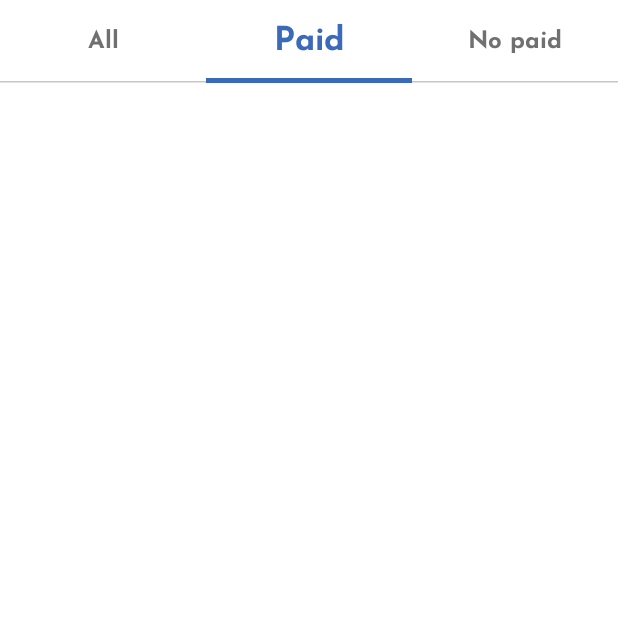
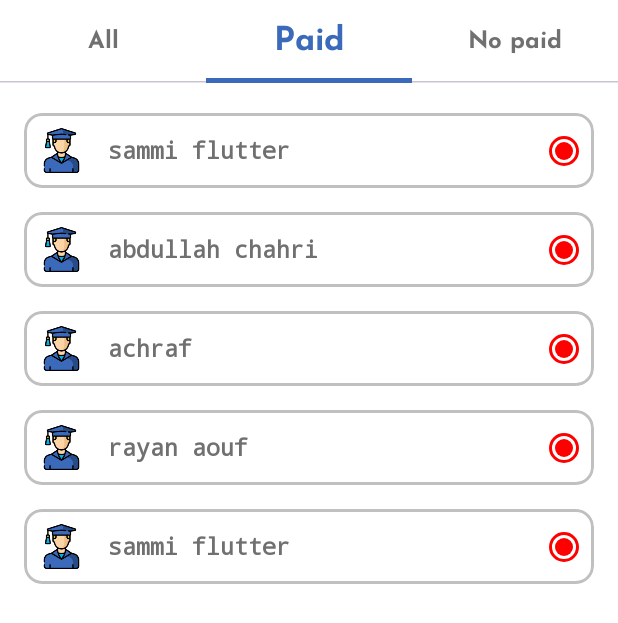
Before and after one commit to RAYANaouf/daracademyAdmin, an Android app built with Jetpack Compose: the @Preview function Students_preview, tab 2 chosen, on a phone screen of 412 x 824 dp. Shown: the top 623 px of the screen. Run offline under Robolectric (Android 15) with nearby library versions, the phone set to English and light mode, and no system bars; Roboto replaces fonts that are not available here.

Commit message:
daracedemyAdminV0.7

```diff
--- a/app/src/main/java/com/example/daracademyadmin/model/dataClasses/Student.kt
+++ b/app/src/main/java/com/example/daracademyadmin/model/dataClasses/Student.kt
@@ -4,5 +4,6 @@ data class Student(
     val name  : String = "",
     val email : String = "",
     val phone : Phone   = Phone(),
-    val photo : String = ""
+    val photo : String = "",
+    val paid  : Boolean = true
 )
--- a/app/src/main/java/com/example/daracademyadmin/view/screens/navigationScreens/students/Students.kt
+++ b/app/src/main/java/com/example/daracademyadmin/view/screens/navigationScreens/students/Students.kt
@@ -1,6 +1,7 @@
 package com.example.daracademyadmin.view.screens.navigationScreens.students
 
 import android.app.Activity
+import androidx.compose.foundation.ExperimentalFoundationApi
 import androidx.compose.foundation.background
 import androidx.compose.foundation.clickable
 import androidx.compose.foundation.layout.Box
@@ -9,7 +10,10 @@ import androidx.compose.foundation.layout.fillMaxHeight
 import androidx.compose.foundation.layout.fillMaxSize
 import androidx.compose.foundation.layout.fillMaxWidth
 import androidx.compose.foundation.layout.height
+import androidx.compose.foundation.lazy.LazyColumn
 import androidx.compose.foundation.lazy.LazyRow
+import androidx.compose.foundation.pager.HorizontalPager
+import androidx.compose.foundation.pager.rememberPagerState
 import androidx.compose.material3.Tab
 import androidx.compose.material3.TabRow
 import androidx.compose.material3.TabRowDefaults
@@ -19,6 +23,7 @@ import androidx.compose.runtime.Composable
 import androidx.compose.runtime.LaunchedEffect
 import androidx.compose.runtime.getValue
 import androidx.compose.runtime.mutableStateOf
+import androidx.compose.runtime.rememberCoroutineScope
 import androidx.compose.runtime.saveable.rememberSaveable
 import androidx.compose.runtime.setValue
 import androidx.compose.ui.Alignment
@@ -31,6 +36,7 @@ import androidx.compose.ui.tooling.preview.Preview
 import androidx.compose.ui.unit.dp
 import androidx.compose.ui.zIndex
 import com.example.bigsam.model.data.`object`.NormalTextStyles
+import com.example.daracademyadmin.model.dataClasses.Student
 import com.example.daracademyadmin.model.variables.firaSansFamily
 import com.example.daracademyadmin.model.variables.josefinSansFamily
 import com.example.daracademyadmin.ui.theme.backgroundLight
@@ -39,7 +45,11 @@ import com.example.daracademyadmin.ui.theme.color3
 import com.example.daracademyadmin.ui.theme.customBlack7
 import com.example.daracademyadmin.ui.theme.customWhite0
 import com.example.daracademyadmin.ui.theme.customWhite4
+import com.example.daracademyadmin.view.screens.navigationScreens.students.components.StudentList
+import com.example.daracademyadmin.view.screens.navigationScreens.students.components.Tabs
+import kotlinx.coroutines.launch
 
+@OptIn(ExperimentalFoundationApi::class)
 @Composable
 fun StudentsScreen(
     modifier: Modifier = Modifier
@@ -54,6 +64,10 @@ fun StudentsScreen(
         }
     }
 
+    val pagerState = rememberPagerState(
+        initialPage = 0
+    )
+    val coroutineScope = rememberCoroutineScope()
 
     var page by rememberSaveable {
         mutableStateOf(0)
@@ -64,79 +78,46 @@ fun StudentsScreen(
     ) {
 
         Tabs(
-            page       = page,
+            page       = pagerState.currentPage,
             onTabClick = {_page ->
-                page = _page
+                coroutineScope.launch {
+                    pagerState
+                        .animateScrollToPage(_page)
+                }
             },
             modifier = Modifier
                 .height(55.dp)
         )
+
+
+
+        HorizontalPager(
+            pageCount =  3,
+            state     = pagerState,
+            modifier = Modifier
+                .weight(1f)
+        ) {page->
+
+            val students = when(page){
+                0-> listOf<Student>(Student(name = "rayan aouf" , paid = true),Student(name = "faress aouf" , paid = true),Student(name = "sammi flutter" , paid = false),Student(name = "abdullah chahri" , paid = true),Student(name = "achraf" , paid = false),Student(name = "rayan aouf" , paid = true),Student(name = "faress aouf" , paid = true),Student(name = "sammi flutter" , paid = false),Student(name = "abdullah chahri" , paid = true),Student(name = "achraf" , paid = false),Student(name = "rayan aouf" , paid = true),Student(name = "faress aouf" , paid = true),Student(name = "sammi flutter" , paid = false),Student(name = "abdullah chahri" , paid = true),Student(name = "achraf" , paid = false))
+                1->listOf<Student>(Student(name = "sammi flutter" , paid = false),Student(name = "abdullah chahri" , paid = false),Student(name = "achraf" , paid = false),Student(name = "rayan aouf" , paid = false),Student(name = "sammi flutter" , paid = false))
+                2->listOf<Student>(Student(name = "sammi flutter" , paid = true),Student(name = "abdullah chahri" , paid = true),Student(name = "achraf" , paid = true),Student(name = "rayan aouf" , paid = true),Student(name = "sammi flutter" , paid = true))
+                else -> emptyList()
+            }
+
+            StudentList(
+                studentList = students,
+                modifier = Modifier
+                    .fillMaxSize()
+            )
+
+        }
 
     }
 
 }
 
 
-@Composable
-fun Tabs(
-    onTabClick : (Int)->Unit = {},
-    page       : Int         = 0,
-    modifier   : Modifier    = Modifier
-) {
-
-    TabRow(
-        selectedTabIndex = page,
-        containerColor   = customWhite0 ,
-        indicator        = {
-            TabRowDefaults.Indicator(
-                modifier = Modifier.tabIndicatorOffset(it[page]),
-                color = color1 ,
-                height = 3.dp
-            )
-        },
-        modifier         = modifier
-            .height(55.dp)
-    ) {
-
-        Tab(selected = page == 0, onClick = { onTabClick(0) } , modifier = Modifier.height(55.dp) ) {
-            Box(
-                contentAlignment = Alignment.Center,
-                modifier = Modifier.fillMaxSize()
-            ) {
-                Text(
-                    text = "All",
-                    style = if( page == 0 )  NormalTextStyles.TextStyleSZ5.copy(fontFamily = josefinSansFamily , color = color1 )  else NormalTextStyles.TextStyleSZ8.copy(fontFamily = josefinSansFamily )
-                )
-            }
-        }
-
-        Tab(selected = page == 1, onClick = { onTabClick(1) }  , modifier = Modifier.height(55.dp)) {
-            Box(
-                contentAlignment = Alignment.Center,
-                modifier = Modifier.fillMaxSize()
-            ) {
-                Text(
-                    text = "Paid",
-                    style = if( page == 1 )  NormalTextStyles.TextStyleSZ5.copy(fontFamily = josefinSansFamily , color = color1 )  else NormalTextStyles.TextStyleSZ8.copy(fontFamily = josefinSansFamily )
-                )
-            }
-        }
-
-        Tab(selected = page == 2, onClick = { onTabClick(2) }  , modifier = Modifier.height(55.dp)) {
-            Box(
-                contentAlignment = Alignment.Center,
-                modifier = Modifier.fillMaxSize()
-            ) {
-                Text(
-                    text = "No paid",
-                    style = if( page == 2 )  NormalTextStyles.TextStyleSZ5.copy(fontFamily = josefinSansFamily , color = color1 )  else NormalTextStyles.TextStyleSZ8.copy(fontFamily = josefinSansFamily )
-                )
-            }
-        }
-
-    }
-
-}
 
 @Preview
 @Composable
--- /dev/null
+++ b/app/src/main/java/com/example/daracademyadmin/view/screens/navigationScreens/students/components/StudentsList.kt
@@ -0,0 +1,139 @@
+package com.example.daracademyadmin.view.screens.navigationScreens.students.components
+
+import androidx.compose.foundation.Image
+import androidx.compose.foundation.background
+import androidx.compose.foundation.border
+import androidx.compose.foundation.clickable
+import androidx.compose.foundation.layout.Arrangement
+import androidx.compose.foundation.layout.Box
+import androidx.compose.foundation.layout.Column
+import androidx.compose.foundation.layout.PaddingValues
+import androidx.compose.foundation.layout.Row
+import androidx.compose.foundation.layout.Spacer
+import androidx.compose.foundation.layout.height
+import androidx.compose.foundation.layout.padding
+import androidx.compose.foundation.layout.size
+import androidx.compose.foundation.layout.width
+import androidx.compose.foundation.lazy.LazyColumn
+import androidx.compose.foundation.lazy.items
+import androidx.compose.foundation.shape.CircleShape
+import androidx.compose.foundation.shape.RoundedCornerShape
+import androidx.compose.material3.Text
+import androidx.compose.runtime.Composable
+import androidx.compose.ui.Alignment
+import androidx.compose.ui.Modifier
+import androidx.compose.ui.draw.clip
+import androidx.compose.ui.graphics.Color
+import androidx.compose.ui.layout.ContentScale
+import androidx.compose.ui.res.painterResource
+import androidx.compose.ui.tooling.preview.Preview
+import androidx.compose.ui.unit.dp
+import com.example.bigsam.model.data.`object`.NormalTextStyles
+import com.example.daracademyadmin.R
+import com.example.daracademyadmin.model.dataClasses.Student
+import com.example.daracademyadmin.ui.theme.customWhite0
+import com.example.daracademyadmin.ui.theme.customWhite4
+
+@Composable
+fun StudentList(
+    studentList: List<Student> = emptyList() ,
+    modifier : Modifier = Modifier
+) {
+
+    LazyColumn(
+        verticalArrangement = Arrangement.spacedBy(16.dp),
+        contentPadding = PaddingValues(start = 16.dp , end = 16.dp , top = 20.dp , bottom = 20.dp),
+        modifier = modifier
+    ){
+
+        items(studentList){
+            Item(
+                studentName = it.name,
+                paid = it.paid
+            )
+        }
+
+    }
+
+}
+
+
+@Composable
+fun Item(
+    studentName  : String   = "",
+    paid         : Boolean  = true,
+    modifier     : Modifier = Modifier
+) {
+
+    Column(
+        modifier = modifier
+            .clip(RoundedCornerShape(12.dp))
+            .border(
+                width = 1.5.dp,
+                color = customWhite4,
+                shape = RoundedCornerShape(12.dp)
+            )
+            .background(
+                color = customWhite0
+            )
+            .clickable {
+
+            }
+    ) {
+        Row(
+            verticalAlignment = Alignment.CenterVertically,
+            modifier = Modifier
+                .height(50.dp)
+        ){
+
+            Spacer(modifier = Modifier.width(10.dp))
+
+            Image(
+                painter            = painterResource(id = R.drawable.student_icon) ,
+                contentDescription = null,
+                contentScale = ContentScale.Inside,
+                modifier = Modifier
+                    .size(30.dp)
+            )
+
+            Spacer(modifier = Modifier.width(16.dp))
+
+            Text(
+                text = studentName,
+                style = NormalTextStyles.TextStyleSZ8
+            )
+
+            Spacer(modifier = Modifier.weight(1f))
+
+            Box(
+                modifier = Modifier
+                    .border(
+                        width = 1.5.dp,
+                        color = if (paid) Color.Green else Color.Red,
+                        shape = CircleShape
+                    )
+                    .size(20.dp)
+                    .padding(4.dp)
+                    .clip(CircleShape)
+                    .background(if (paid) Color.Green else Color.Red)
+
+            )
+
+            Spacer(modifier = Modifier.width(10.dp))
+        }
+    }
+
+}
+
+
+@Preview
+@Composable
+fun Item_preview() {
+    Item()
+}
+
+@Preview
+@Composable
+fun StudentList_preview() {
+
+}
--- /dev/null
+++ b/app/src/main/java/com/example/daracademyadmin/view/screens/navigationScreens/students/components/tabBar.kt
@@ -0,0 +1,79 @@
+package com.example.daracademyadmin.view.screens.navigationScreens.students.components
+
+import androidx.compose.foundation.layout.Box
+import androidx.compose.foundation.layout.fillMaxSize
+import androidx.compose.foundation.layout.height
+import androidx.compose.material3.Tab
+import androidx.compose.material3.TabRow
+import androidx.compose.material3.TabRowDefaults
+import androidx.compose.material3.TabRowDefaults.tabIndicatorOffset
+import androidx.compose.material3.Text
+import androidx.compose.runtime.Composable
+import androidx.compose.ui.Alignment
+import androidx.compose.ui.Modifier
+import androidx.compose.ui.unit.dp
+import com.example.bigsam.model.data.`object`.NormalTextStyles
+import com.example.daracademyadmin.model.variables.josefinSansFamily
+import com.example.daracademyadmin.ui.theme.color1
+import com.example.daracademyadmin.ui.theme.customWhite0
+
+@Composable
+fun Tabs(
+    onTabClick : (Int)->Unit = {},
+    page       : Int         = 0,
+    modifier   : Modifier = Modifier
+) {
+
+    TabRow(
+        selectedTabIndex = page,
+        containerColor   = customWhite0 ,
+        indicator        = {
+            TabRowDefaults.Indicator(
+                modifier = Modifier.tabIndicatorOffset(it[page]),
+                color = color1 ,
+                height = 3.dp
+            )
+        },
+        modifier         = modifier
+            .height(55.dp)
+    ) {
+
+        Tab(selected = page == 0, onClick = { onTabClick(0) } , modifier = Modifier.height(55.dp) ) {
+            Box(
+                contentAlignment = Alignment.Center,
+                modifier = Modifier.fillMaxSize()
+            ) {
+                Text(
+                    text = "All",
+                    style = if( page == 0 )  NormalTextStyles.TextStyleSZ5.copy(fontFamily = josefinSansFamily , color = color1 )  else NormalTextStyles.TextStyleSZ8.copy(fontFamily = josefinSansFamily )
+                )
+            }
+        }
+
+        Tab(selected = page == 1, onClick = { onTabClick(1) }  , modifier = Modifier.height(55.dp)) {
+            Box(
+                contentAlignment = Alignment.Center,
+                modifier = Modifier.fillMaxSize()
+            ) {
+                Text(
+                    text = "Paid",
+                    style = if( page == 1 )  NormalTextStyles.TextStyleSZ5.copy(fontFamily = josefinSansFamily , color = color1 )  else NormalTextStyles.TextStyleSZ8.copy(fontFamily = josefinSansFamily )
+                )
+            }
+        }
+
+        Tab(selected = page == 2, onClick = { onTabClick(2) }  , modifier = Modifier.height(55.dp)) {
+            Box(
+                contentAlignment = Alignment.Center,
+                modifier = Modifier.fillMaxSize()
+            ) {
+                Text(
+                    text = "No paid",
+                    style = if( page == 2 )  NormalTextStyles.TextStyleSZ5.copy(fontFamily = josefinSansFamily , color = color1 )  else NormalTextStyles.TextStyleSZ8.copy(fontFamily = josefinSansFamily )
+                )
+            }
+        }
+
+    }
+
+}
```
